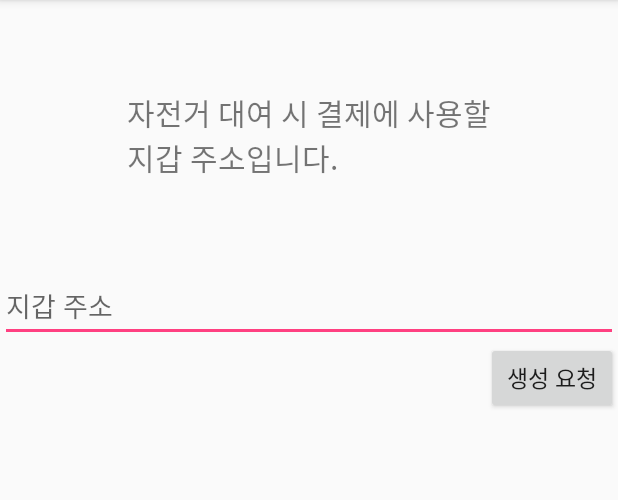
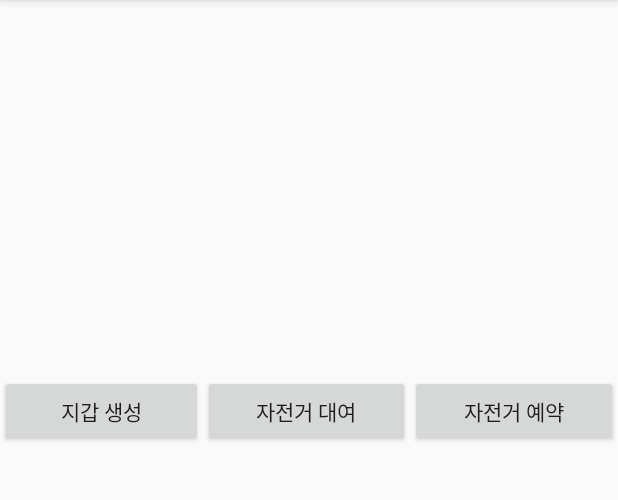
Before and after one commit to klocy/Andorid, an Android app: the screen it shows after launch (MainActivity), on a phone screen of 412 x 824 dp, the part 84-584 px from its top. Run offline under Robolectric (Android 15) with nearby library versions, the phone set to English and light mode, and no system bars.

Commit message:
no message

```diff
--- a/MyApplication/app/src/main/AndroidManifest.xml
+++ b/MyApplication/app/src/main/AndroidManifest.xml
@@ -16,6 +16,9 @@
                 <category android:name="android.intent.category.LAUNCHER" />
             </intent-filter>
         </activity>
+        <activity
+            android:name=".WalletActivity"
+            android:label="WalletActivity" />
     </application>
 
 </manifest>
--- a/MyApplication/app/src/main/java/org/androidtown/myapplication/MainActivity.java
+++ b/MyApplication/app/src/main/java/org/androidtown/myapplication/MainActivity.java
@@ -1,5 +1,6 @@
 package org.androidtown.myapplication;
 
+import android.content.Intent;
 import android.support.v7.app.AppCompatActivity;
 import android.os.Bundle;
 import android.view.View;
@@ -14,6 +15,19 @@ public class MainActivity extends AppCompatActivity {
     }
 
     public void onButton1Clicked(View v) {
-        Toast.makeText(getApplicationContext(), "지갑 계정을 생성 완료했습니다.", Toast.LENGTH_LONG).show();
+        // 지갑 생성 액티비티
+        Intent intent = new Intent(getApplicationContext(), WalletActivity.class);
+        intent.addFlags(Intent.FLAG_ACTIVITY_CLEAR_TOP);
+        intent.addFlags(Intent.FLAG_ACTIVITY_SINGLE_TOP);
+        startActivity(intent);
     }
+
+    public void onButton2Clicked(View v) {
+        // 자전거 예약 액티비티
+    }
+
+    public void onButton3Clicked(View v) {
+        // 자전거 대여 액티비티
+    }
+
 }
--- a/MyApplication/app/src/main/res/layout/activity_main.xml
+++ b/MyApplication/app/src/main/res/layout/activity_main.xml
@@ -2,33 +2,32 @@
 <LinearLayout xmlns:android="http://schemas.android.com/apk/res/android"
     xmlns:app="http://schemas.android.com/apk/res-auto"
     xmlns:tools="http://schemas.android.com/tools"
-    android:orientation="vertical"
     android:layout_width="match_parent"
     android:layout_height="match_parent"
+    android:paddingTop="250dp"
     tools:context=".MainActivity">
 
-    <TextView
+    <Button
+        android:id="@+id/button1"
         android:layout_width="wrap_content"
         android:layout_height="wrap_content"
-        android:text="자전거 대여 시 결제에 사용할\n지갑 주소입니다."
-        android:textSize="20dp"
-        android:padding="60dp"
-        android:layout_gravity="center"/>
-
-    <EditText
-        android:id="@+id/walletInput"
-        android:layout_width="match_parent"
-        android:layout_height="wrap_content"
-        android:inputType="textCapWords"
-        android:hint="지갑 주소"
-        android:textSize="18dp" />
+        android:layout_weight="1"
+        android:onClick="onButton1Clicked"
+        android:text="지갑 생성" />
 
     <Button
-        android:id="@+id/walletButton"
+        android:id="@+id/button2"
         android:layout_width="wrap_content"
         android:layout_height="wrap_content"
-        android:layout_gravity="right"
-        android:onClick="onButton1Clicked"
-        android:text="생성 요청"
-        android:textSize="15dp" />
+        android:layout_weight="1"
+        android:onClick="onButton2Clicked"
+        android:text="자전거 대여" />
+
+    <Button
+        android:id="@+id/button3"
+        android:layout_width="wrap_content"
+        android:layout_height="wrap_content"
+        android:layout_weight="1"
+        android:onClick="onButton3Clicked"
+        android:text="자전거 예약" />
 </LinearLayout>
```
